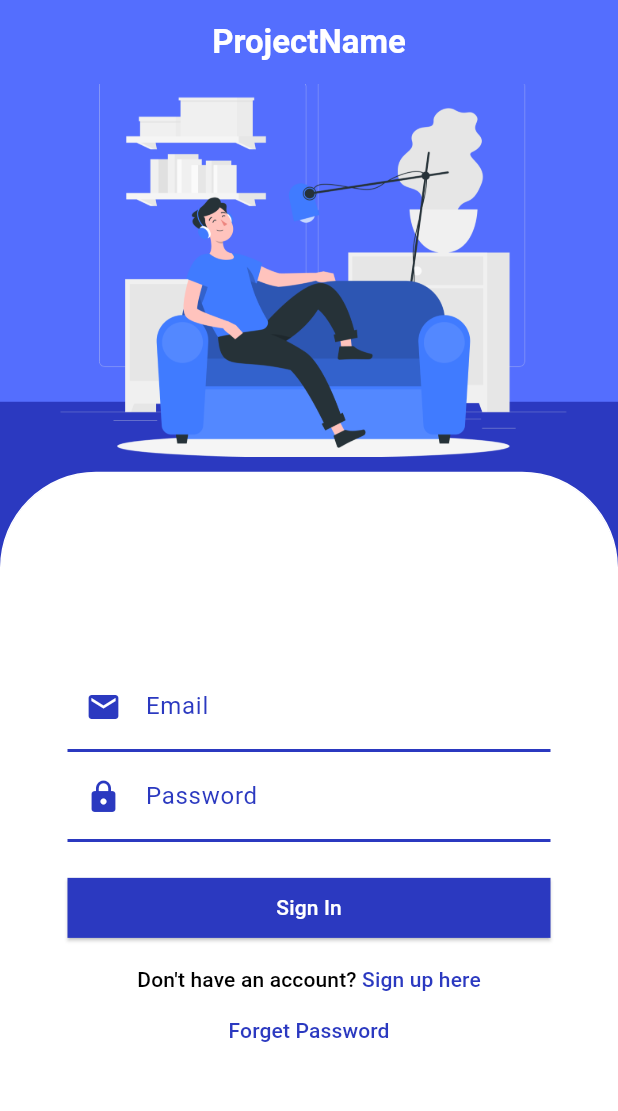
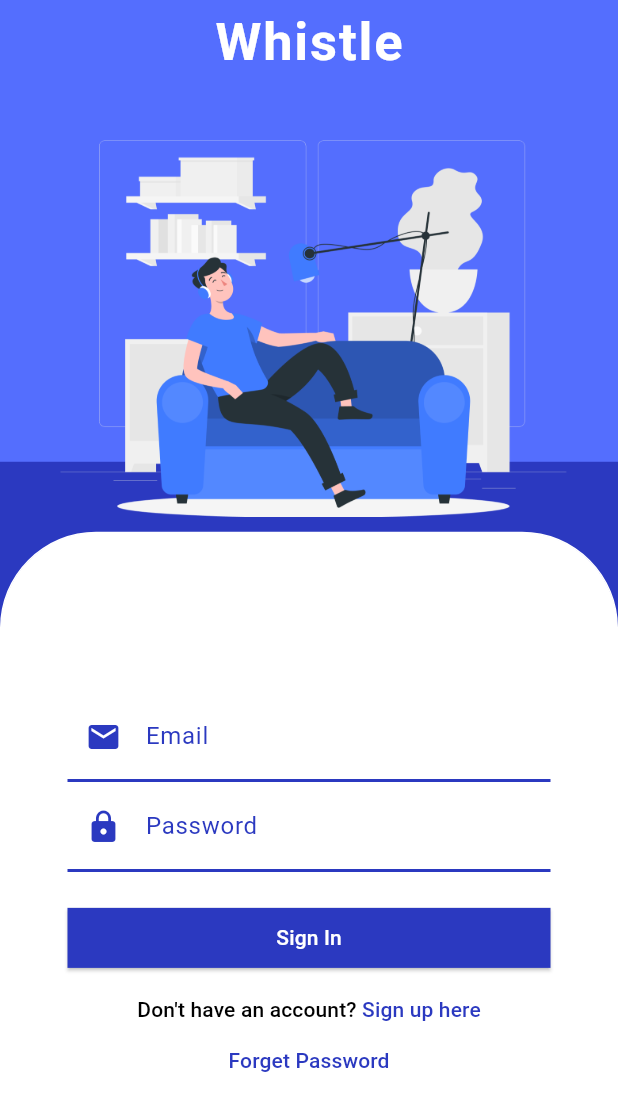
Before and after one commit to osshiya/Whistle, a Flutter app: the screen it shows after launch, on a phone screen of 412 x 824 dp. Shown: the top 1111 px of the screen. Run offline on Flutter 3.47's test engine with Material 3 defaults, Android fonts, the phone set to English and light mode, and no system bars; our stand-ins replace cloud_firestore, firebase_auth, firebase_core, firebase_database, firebase_messaging, flutter_blue_plus and 7 more; missing offline and left inert: android_alarm_manager_plus; accounts and stored records are empty; project files that could hold a hidden picture were left out.

Commit message:
update AppName

```diff
--- a/flutter_app/lib/auth/login_page.dart
+++ b/flutter_app/lib/auth/login_page.dart
@@ -8,7 +8,7 @@ import 'package:flutter_app/auth/reset_password.dart';
 import 'package:flutter_app/pages/home.dart';
 
 class LoginPage extends StatefulWidget {
-  static const title = 'ProjectName';
+  static const title = 'Whistle';
   static const androidIcon = Icon(Icons.lock);
   static const iosIcon = Icon(CupertinoIcons.lock);
 
@@ -85,7 +85,8 @@ class _LoginPageState extends State<LoginPage> {
       appBar: AppBar(
         title: const Text(
           LoginPage.title,
-          style: TextStyle(fontWeight: FontWeight.bold),
+          style: TextStyle(
+              fontWeight: FontWeight.bold, fontSize: 35, letterSpacing: 1.2),
         ),
         centerTitle: true,
         foregroundColor: Colors.white,
@@ -93,7 +94,9 @@ class _LoginPageState extends State<LoginPage> {
       ),
       extendBodyBehindAppBar: true,
       backgroundColor: const Color(0xFF2B39C0),
-      body: Column(
+      body: Padding(
+        padding: EdgeInsets.only(top: 40.0),
+        child: Column(
           mainAxisAlignment: MainAxisAlignment.spaceBetween, // Adjusted
           children: [
             Image.asset(
@@ -102,7 +105,8 @@ class _LoginPageState extends State<LoginPage> {
             ),
             Expanded(
               child: Container(
-              padding: const EdgeInsets.all(44.0),
+                padding:
+                    const EdgeInsets.symmetric(vertical: 20, horizontal: 44.0),
                 margin: const EdgeInsets.only(top: 10.0),
                 decoration: BoxDecoration(
                   color: Colors.white,
@@ -197,6 +201,7 @@ class _LoginPageState extends State<LoginPage> {
             ),
           ],
         ),
+      ),
     );
   }
 }
--- a/flutter_app/lib/main.dart
+++ b/flutter_app/lib/main.dart
@@ -56,7 +56,7 @@ Future<void> main() async {
     Permission.notification
   ].request().then((status) {
     runApp(MaterialApp(
-      title: 'GDSC 2024',
+      title: 'Whistle',
       theme: ThemeData(
         // This is the theme of your application.
         //
```
Lines whose indentation alone changed are shown as unchanged.
